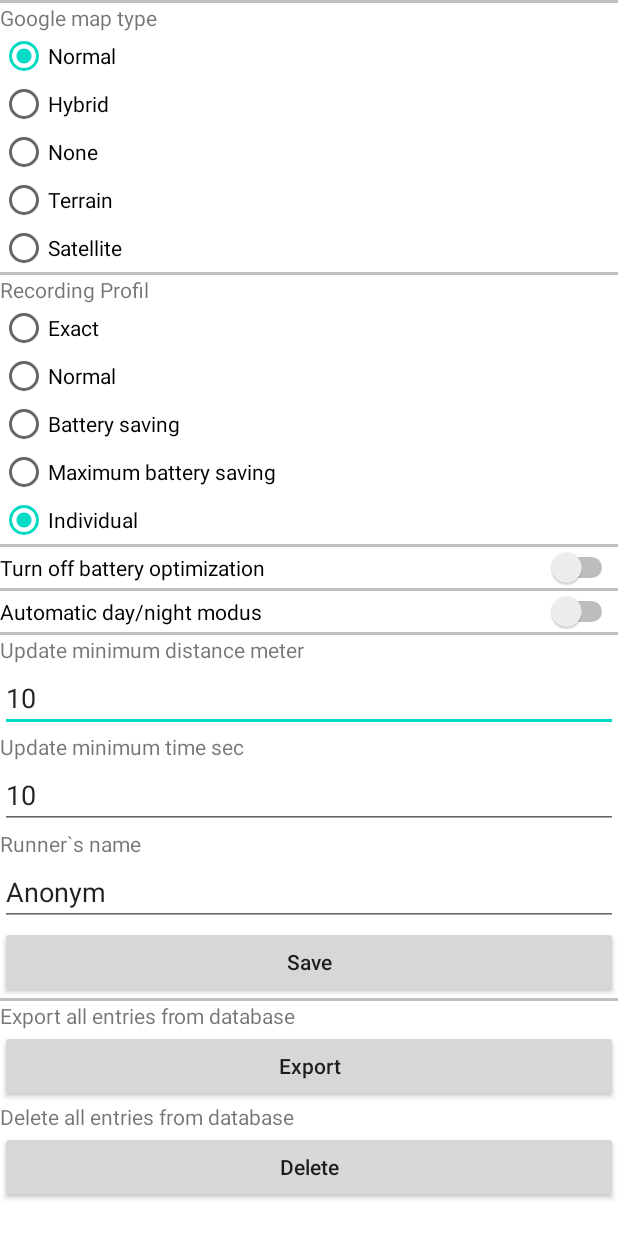
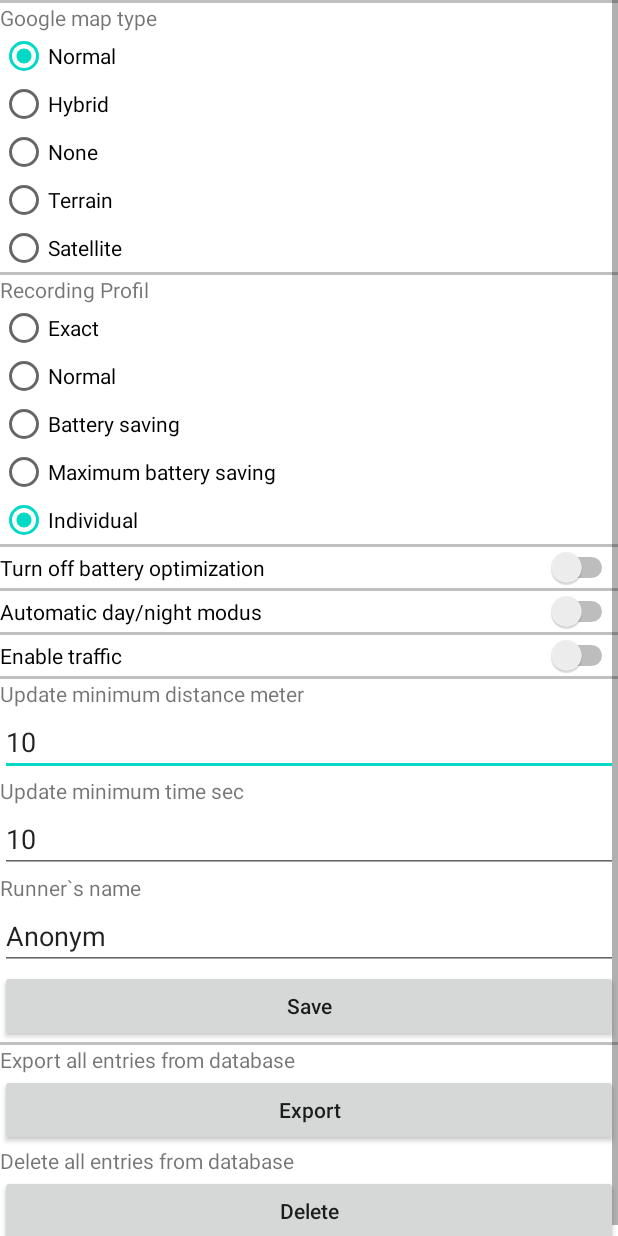
Before and after one commit to bernd-roth/Ultrarunning, an Android app: the screen it shows after launch (SettingsActivity), after a tap on an icon or button, on a phone screen of 412 x 824 dp. Run offline under Robolectric (Android 15) with nearby library versions, the phone set to English and light mode, and no system bars; our stand-ins replace EventBus, Timber, androidx.preference; libraries missing offline, so code that uses them is left out: com.github.pengrad.mapscaleview, com.opencsv, org.shredzone.commons; 3 statements that could not run were skipped.

Commit message:
MapsActivity: enable/disable show traffic; SettingsActivity: enable/disable show traffic; new apl released

```diff
--- a/app/src/main/java/at/co/netconsulting/runningtracker/MapsActivity.java
+++ b/app/src/main/java/at/co/netconsulting/runningtracker/MapsActivity.java
@@ -88,7 +88,7 @@ public class MapsActivity extends BaseActivity implements OnMapReadyCallback, Go
     private ActivityMapsBinding binding;
     private Polyline polyline;
     private List<LatLng> mPolylinePoints, mPolylinePointsTemp;
-    private boolean isDisableZoomCamera, isDayNightModusActive;
+    private boolean isDisableZoomCamera, isDayNightModusActive, isTrafficEnabled;
     private FloatingActionButton fabStartRecording, fabStopRecording, fabStatistics, fabSettings, fabTracks;
     private String mapType;
     private SupportMapFragment mapFragment;
@@ -170,6 +170,9 @@ public class MapsActivity extends BaseActivity implements OnMapReadyCallback, Go
 
         sh = getSharedPreferences(SharedPref.STATIC_SHARED_PREF_DAY_NIGHT_MODUS, Context.MODE_PRIVATE);
         isDayNightModusActive = sh.getBoolean(SharedPref.STATIC_SHARED_PREF_DAY_NIGHT_MODUS, false);
+
+        sh = getSharedPreferences(SharedPref.STATIC_SHARED_PREF_ENABLE_TRAFFIC, Context.MODE_PRIVATE);
+        isTrafficEnabled = sh.getBoolean(SharedPref.STATIC_SHARED_PREF_ENABLE_TRAFFIC, false);
     }
 
     private void createPolypoints(List<LatLng> polylinePoints) {
@@ -317,7 +320,11 @@ public class MapsActivity extends BaseActivity implements OnMapReadyCallback, Go
         mMap.getUiSettings().setZoomControlsEnabled(true);
         mMap.setPadding(0, 0, 0, 90);
         mMap.getUiSettings().setMapToolbarEnabled(true);
-        mMap.setTrafficEnabled(true);
+        if(isTrafficEnabled) {
+            mMap.setTrafficEnabled(true);
+        } else {
+            mMap.setTrafficEnabled(false);
+        }
         camPos = mMap.getCameraPosition();
         scaleView.update(camPos.zoom, camPos.target.latitude);
         mMap.setOnCameraMoveStartedListener(new GoogleMap.OnCameraMoveStartedListener() {
--- a/app/src/main/java/at/co/netconsulting/runningtracker/SettingsActivity.java
+++ b/app/src/main/java/at/co/netconsulting/runningtracker/SettingsActivity.java
@@ -57,8 +57,8 @@ public class SettingsActivity extends BaseActivity {
     private DatabaseHandler db;
     private ProgressDialog progressDialog;
     private String person;
-    private boolean isBatteryOptimization, isDayNightModus;
-    private Switch switchBatteryOptimization, switchDayNightModus;
+    private boolean isBatteryOptimization, isDayNightModus, isTrafficEnabled;
+    private Switch switchBatteryOptimization, switchDayNightModus, switchEnableTraffic;
 
     @Override
     protected void onCreate(Bundle savedInstanceState) {
@@ -75,6 +75,7 @@ public class SettingsActivity extends BaseActivity {
         loadSharedPreferences(SharedPref.STATIC_SHARED_PREF_SHOW_DISTANCE_COVERED);
         loadSharedPreferences(SharedPref.STATIC_SHARED_PREF_BATTERY_OPTIMIZATION);
         loadSharedPreferences(SharedPref.STATIC_SHARED_PREF_DAY_NIGHT_MODUS);
+        loadSharedPreferences(SharedPref.STATIC_SHARED_PREF_ENABLE_TRAFFIC);
     }
 
     private void loadSharedPreferences(String sharedPrefKey) {
@@ -151,6 +152,11 @@ public class SettingsActivity extends BaseActivity {
                 isDayNightModus = sh.getBoolean(sharedPrefKey, false);
                 switchDayNightModus.setChecked(isDayNightModus);
                 break;
+            case SharedPref.STATIC_SHARED_PREF_ENABLE_TRAFFIC:
+                sh = getSharedPreferences(sharedPrefKey, Context.MODE_PRIVATE);
+                isTrafficEnabled = sh.getBoolean(sharedPrefKey, false);
+                switchEnableTraffic.setChecked(isTrafficEnabled);
+                break;
         }
     }
 
@@ -197,6 +203,7 @@ public class SettingsActivity extends BaseActivity {
         switchBatteryOptimization = findViewById(R.id.switchBatteryOptimization);
 
         switchDayNightModus = findViewById(R.id.switchDayNightModus);
+        switchEnableTraffic = findViewById(R.id.switchShowTraffic);
 
         db = new DatabaseHandler(this);
     }
@@ -303,6 +310,13 @@ public class SettingsActivity extends BaseActivity {
             boolean isDayNightModus = switchDayNightModus.isChecked();
             editor.putBoolean(SharedPref.STATIC_SHARED_PREF_DAY_NIGHT_MODUS, isDayNightModus);
             editor.commit();
+        }  else if(sharedPreference.equals("ENABLE_TRAFFIC")) {
+            sharedpreferences = getSharedPreferences(SharedPref.STATIC_SHARED_PREF_ENABLE_TRAFFIC, Context.MODE_PRIVATE);
+            SharedPreferences.Editor editor = sharedpreferences.edit();
+
+            boolean isTrafficEnabled = switchEnableTraffic.isChecked();
+            editor.putBoolean(SharedPref.STATIC_SHARED_PREF_ENABLE_TRAFFIC, isTrafficEnabled);
+            editor.commit();
         }
     }
     public void onClickRadioButtonBatteryGroup(View view) {
@@ -380,6 +394,10 @@ public class SettingsActivity extends BaseActivity {
 
     public void onClickDayNightModus(View view) {
         saveSharedPreferences(SharedPref.STATIC_SHARED_PREF_DAY_NIGHT_MODUS);
+    }
+
+    public void onClickEnableTraffic(View view) {
+        saveSharedPreferences(SharedPref.STATIC_SHARED_PREF_ENABLE_TRAFFIC);
     }
 
     public static class SettingsFragment extends PreferenceFragmentCompat {
--- a/app/src/main/java/at/co/netconsulting/runningtracker/general/SharedPref.java
+++ b/app/src/main/java/at/co/netconsulting/runningtracker/general/SharedPref.java
@@ -10,4 +10,5 @@ public class SharedPref {
     public static final String STATIC_SHARED_PREF_SHOW_DISTANCE_COVERED = "DISTANCE_COVERED";
     public static final String STATIC_SHARED_PREF_BATTERY_OPTIMIZATION = "BATTERY_OPTIMIZATION";
     public static final String STATIC_SHARED_PREF_DAY_NIGHT_MODUS = "DAY_NIGHT_MODUS";
+    public static final String STATIC_SHARED_PREF_ENABLE_TRAFFIC = "ENABLE_TRAFFIC";
 }
--- a/app/src/main/res/layout/activity_settings.xml
+++ b/app/src/main/res/layout/activity_settings.xml
@@ -145,6 +145,18 @@
                     android:layout_height="2dp"
                     android:background="#c0c0c0"/>
 
+                <Switch
+                    android:id="@+id/switchShowTraffic"
+                    android:layout_width="match_parent"
+                    android:layout_height="wrap_content"
+                    android:text="@string/enable_traffic"
+                    android:onClick="onClickEnableTraffic"/>
+
+                <View
+                    android:layout_width="match_parent"
+                    android:layout_height="2dp"
+                    android:background="#c0c0c0"/>
+
                 <TextView
                     android:id="@+id/textViewMinDistanceMeter"
                     android:layout_width="match_parent"
--- a/app/src/main/res/values/strings.xml
+++ b/app/src/main/res/values/strings.xml
@@ -104,4 +104,5 @@
     <string name="style_failed">Style parsing failed.</string>
     <string name="isInBetween">isInBetweenSunriseSunset</string>
     <string name="day_night_modus">Automatic day/night modus</string>
+    <string name="enable_traffic">Enable traffic</string>
 </resources>
```
